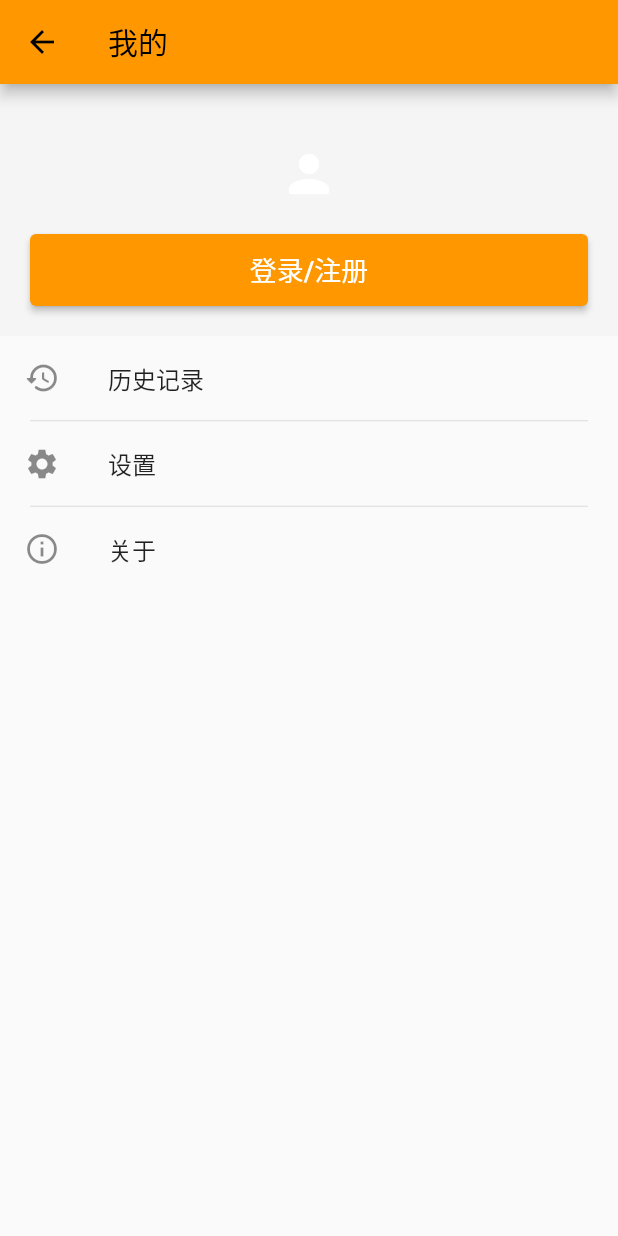
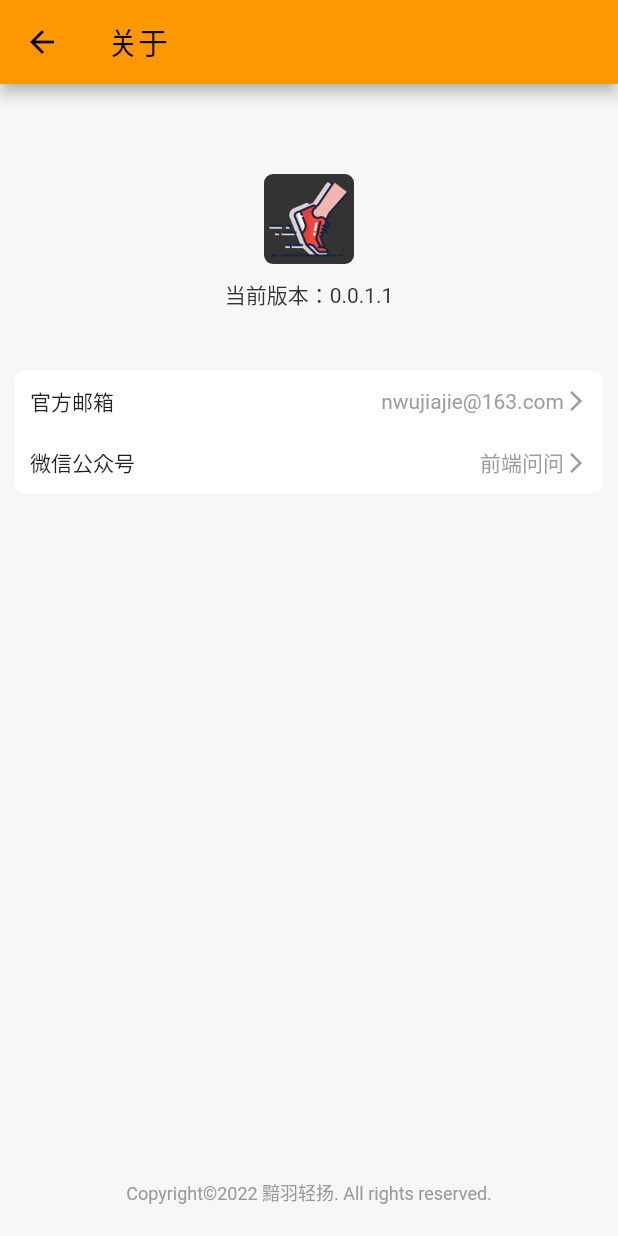
Before and after one commit to ayqy/running, a Flutter app: the Profile screen opened directly, after a tap on "关于", on a phone screen of 412 x 824 dp. Run offline on Flutter 3.47's test engine with Material 2 defaults, Android fonts, the phone set to English and light mode, and no system bars; our stand-ins replace audio_service, connectivity_plus, date_format, device_info_plus, dio, email_validator and 8 more; missing offline and left inert: amap_flutter_base, amap_flutter_location, amap_flutter_map, flutter_advanced_avatar, flutter_mute, fluwx and 1 more; accounts and stored records are empty.

Commit message:
feat: about page

```diff
--- /dev/null
+++ b/lib/about.dart
@@ -0,0 +1,110 @@
+import 'package:flutter/material.dart';
+
+import 'package:package_info_plus/package_info_plus.dart';
+
+
+class About extends StatefulWidget {
+  const About({Key? key,}) : super(key: key);
+
+  @override
+  State<StatefulWidget> createState() {
+    return _AboutState();
+  }
+}
+
+class _AboutState extends State<About> {
+  PackageInfo? packageInfo;
+
+  @override
+  initState() {
+    super.initState();
+    PackageInfo.fromPlatform().then((PackageInfo info) {
+      setState(() {
+        packageInfo = info;
+      });
+    });
+  }
+
+  Widget _buildCard(List pairs) {
+    return Container(
+      decoration: BoxDecoration(
+        borderRadius: BorderRadius.circular(6),
+        color: Colors.white,
+      ),
+      child: Column(
+        children: pairs.map((pair) {
+          return Padding(
+            padding: const EdgeInsets.all(10),
+            child: Row(
+              children: [
+                Text(pair['key'] ?? ''),
+                const Expanded(child: SizedBox()),
+                Text(pair['value'] ?? '', style: const TextStyle(color: Colors.grey)),
+                const Icon(Icons.arrow_forward_ios, size: 16, color: Colors.grey),
+              ],
+            ),
+          );
+        }).toList(),
+      ),
+    );
+  }
+
+  @override
+  Widget build(BuildContext context) {
+    String version = packageInfo != null ? "当前版本：${packageInfo!.version}.${packageInfo!.buildNumber}" : '';
+
+    return Scaffold(
+      appBar: AppBar(
+        title: const Text("关于"),
+      ),
+      body: Container(
+        padding: const EdgeInsets.all(10),
+        color: const Color(0xfff6f7f7),
+        child: Column(
+          crossAxisAlignment: CrossAxisAlignment.center,
+          children: [
+            const SizedBox(height: 50),
+            Align(
+              alignment: Alignment.center,
+              child: ClipRRect(
+                borderRadius: BorderRadius.circular(6),
+                child: const Image(
+                  image: AssetImage('images/icon.png'),
+                  width: 60,
+                ),
+              ),
+            ),
+            Padding(
+              padding: const EdgeInsets.all(10),
+              child: Text(
+                version,
+                style: const TextStyle(
+                  color: Color(0xff333333),
+                ),
+              ),
+            ),
+            const SizedBox(height: 30),
+            _buildCard([{
+              'key': '官方邮箱',
+              'value': 'nwujiajie@163.com',
+            }, {
+              'key': '微信公众号',
+              'value': '前端问问',
+            }]),
+            const Expanded(child: SizedBox()),
+            const Padding(
+              padding: EdgeInsets.all(10),
+              child: Text(
+                  'Copyright©2022 黯羽轻扬. All rights reserved.',
+                  style: TextStyle(
+                    fontSize: 12,
+                    color: Color(0xff999999),
+                  )
+              ),
+            ),
+          ],
+        ),
+      ),
+    );
+  }
+}
--- a/lib/main.dart
+++ b/lib/main.dart
@@ -8,6 +8,7 @@ import 'package:amap_flutter_base/amap_flutter_base.dart';
 import 'package:flutter_easyloading/flutter_easyloading.dart';
 import 'package:provider/provider.dart';
 import 'package:fluwx/fluwx.dart';
+import 'about.dart';
 import 'api/record.dart';
 import 'const/secret_config.dart';
 import 'util/date.dart';
@@ -147,6 +148,7 @@ class MyApp extends StatelessWidget {
       routes: <String, WidgetBuilder>{
         '/history': (BuildContext context) => const History(),
         '/login': (BuildContext context) => const Login(),
+        '/about': (BuildContext context) => const About(),
       },
     );
   }
--- a/lib/profile.dart
+++ b/lib/profile.dart
@@ -67,7 +67,8 @@ class _ProfileState extends State<Profile> {
   }
 
   _onAboutPressed() {
-    log('about');
+    Navigator.of(context).pop();
+    Navigator.pushNamed(context, '/about');
   }
 
   _onLogoutPressed() async {
--- a/pubspec.yaml
+++ b/pubspec.yaml
@@ -54,6 +54,7 @@ dependencies:
   device_info_plus: ^4.0.1
   connectivity_plus: ^2.3.6
   email_validator: ^2.0.1
+  package_info_plus: ^1.4.3
 
 dev_dependencies:
   flutter_test:
```
Also changed, not shown: pubspec.lock, 2 other files.
